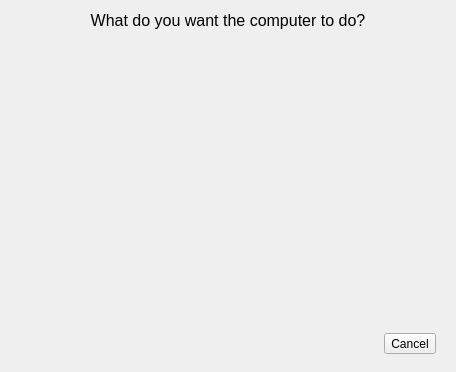
Before: the Qt Designer form lxqt-leave/leavedialog.ui in lxqt/lxqt-session, drawn with Qt 5.
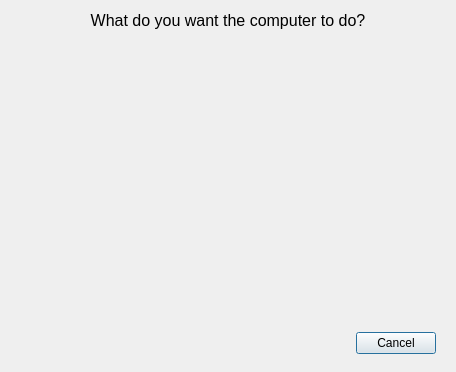
After: the same form once the commit is applied. Icons and pictures are not drawn. Custom widgets are drawn as their Qt base class.

Commit message: lxqt-leave: prefer QPushButton to QToolButton

The edit to the form file:
```diff
--- a/lxqt-leave/leavedialog.ui
+++ b/lxqt-leave/leavedialog.ui
@@ -46,7 +46,7 @@
        </spacer>
       </item>
       <item>
-       <widget class="QToolButton" name="cancelButton">
+       <widget class="QPushButton" name="cancelButton">
         <property name="text">
          <string>Cancel</string>
         </property>
@@ -54,9 +54,6 @@
          <iconset theme="dialog-cancel">
           <normaloff>.</normaloff>.</iconset>
         </property>
-        <property name="toolButtonStyle">
-         <enum>Qt::ToolButtonTextBesideIcon</enum>
-        </property>
        </widget>
       </item>
      </layout>
```
